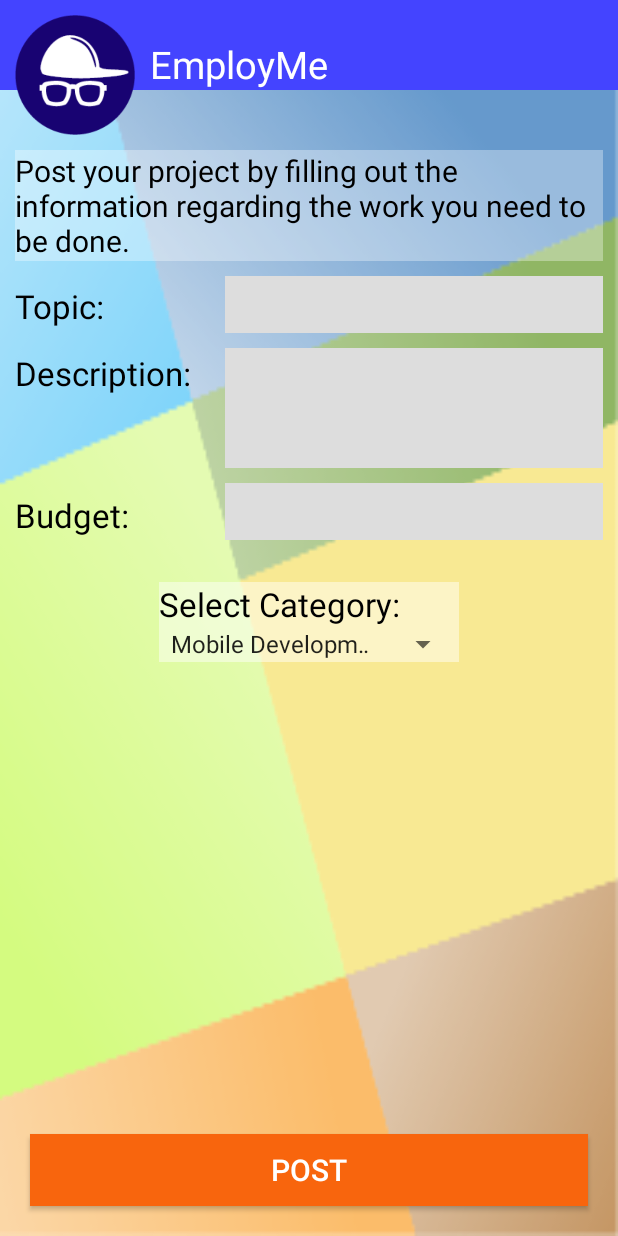
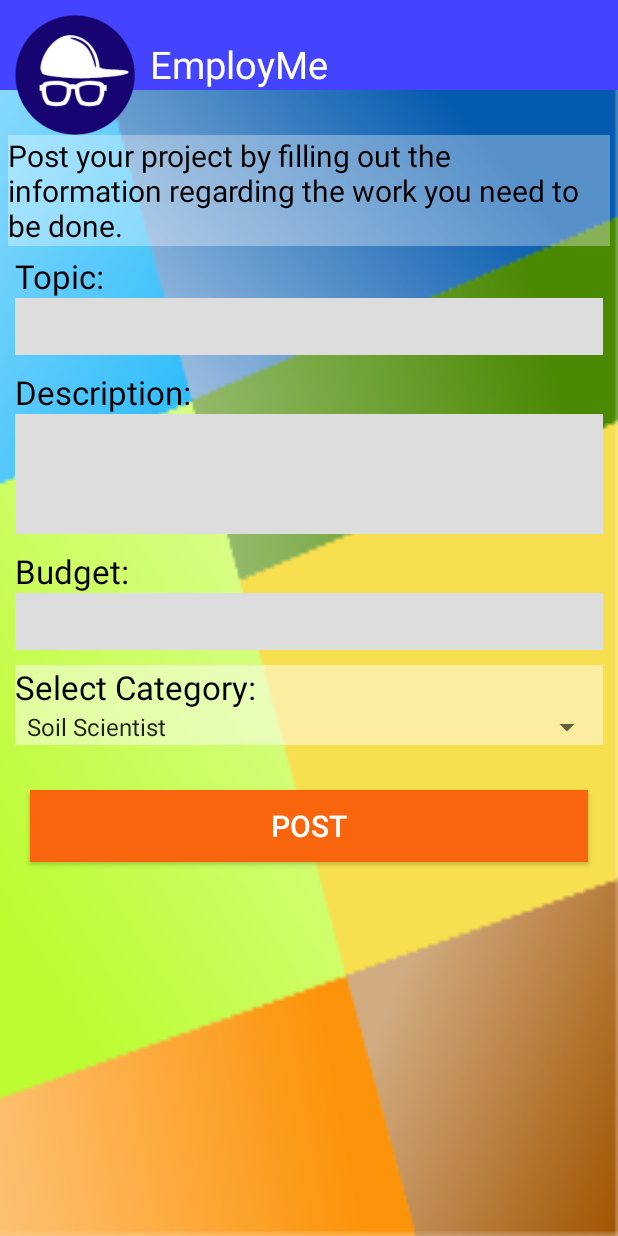
Before and after one commit to anshulshah96/EmployMe, an Android app: the Hire screen opened directly, with no data from a screen before it, on a phone screen of 412 x 824 dp. Run offline under Robolectric (Android 15) with nearby library versions, the phone set to English and light mode, and no system bars; libraries missing offline, so code that uses them is left out: com.parse; 2 statements that could not run were skipped.

Commit message:
Fields string array changed UI refactored

```diff
--- a/app/src/main/java/com/aka/campuslancer/Hire.java
+++ b/app/src/main/java/com/aka/campuslancer/Hire.java
@@ -2,6 +2,7 @@ package com.aka.campuslancer;
 
 import android.app.Activity;
 import android.app.ProgressDialog;
+import android.content.res.Resources;
 import android.os.Bundle;
 import android.util.Log;
 import android.view.View;
@@ -19,14 +20,11 @@ import com.parse.ParseObject;
 import com.parse.ParseUser;
 import com.parse.SaveCallback;
 
-/**
- * Created by anshul on 14/3/15.
- */
 public class Hire extends Activity {
     Button postButton;
     EditText topic, description, bid;
     private String[] categories;
-    public String category="Android Development";
+    public String category;
     public CustomProgressDialogBox dialog;
 
     @Override
@@ -36,7 +34,10 @@ public class Hire extends Activity {
         ParseObject.registerSubclass(HirePost.class);
         Parse.initialize(this, "gpSqLXFDsQg0oBtIg3ITgoYZLFiI9wkEF2tGiUR3", "pzEksVGPBG1iX8NkIoJ4V7hAPGoaTPo7dyNRkDs4");
 
-        this.categories = new String[] {"Mobile Development","Web Development","Design","Writing","Volunteering","Question-Answer","Miscellaneous"};
+        Resources res = getResources();
+        this.categories = res.getStringArray(R.array.categories_array);
+        category = getString(R.string.category_default);
+
         Spinner s =(Spinner) findViewById(R.id.spinners);
         ArrayAdapter<String> adapter = new ArrayAdapter<String>(this,android.R.layout.simple_spinner_item, categories);
         s.setAdapter(adapter);
@@ -50,7 +51,7 @@ public class Hire extends Activity {
             }
             @Override
             public void onNothingSelected(AdapterView<?> parent) {
-                category = "Android Development";
+                category = getString(R.string.category_default);
             }
         });
 
--- a/app/src/main/res/layout/hire.xml
+++ b/app/src/main/res/layout/hire.xml
@@ -1,23 +1,24 @@
 <?xml version="1.0" encoding="utf-8"?>
+<ScrollView
+    xmlns:android="http://schemas.android.com/apk/res/android"
+    android:orientation="vertical" android:layout_width="match_parent"
+    android:layout_height="match_parent"
+    android:weightSum="1"
+    android:background="@drawable/backgroundmain">
+
     <RelativeLayout xmlns:android="http://schemas.android.com/apk/res/android"
         android:orientation="vertical" android:layout_width="match_parent"
         android:layout_height="match_parent"
         android:weightSum="1">
 
-        <ImageView
-            android:layout_width="match_parent"
-            android:layout_height="match_parent"
-            android:background="@drawable/backgroundmain"
-            android:alpha="0.6" />
-
         <TextView
             android:id="@+id/Header"
             android:layout_width="match_parent"
-            android:layout_height="60dp"
+            android:layout_height="60dip"
             android:background="#4444ff"
 
-            android:paddingLeft="100dp"
-            android:paddingTop="25dp"
+            android:paddingLeft="100dip"
+            android:paddingTop="25dip"
             android:text="@string/Heading"
             android:textSize="25sp"
             android:textColor="#FFFFFF"/>
@@ -25,10 +26,15 @@
         <ImageView
             android:id="@+id/MainLogo"
             android:background="@drawable/mainlogo"
-            android:layout_width="80dp"
-            android:layout_height="80dp"
-            android:layout_marginTop="10dp"
-            android:layout_marginLeft="10dp"/>
+            android:layout_width="80dip"
+            android:layout_height="80dip"
+            android:layout_marginTop="10dip"
+            android:layout_marginLeft="10dip"/>
+
+        <LinearLayout
+            android:orientation="vertical"
+            android:layout_width="match_parent"
+            android:layout_height="match_parent">
 
             <TextView
                 android:id="@+id/HireInfo"
@@ -37,21 +43,22 @@
                 android:layout_below="@id/MainLogo"
                 android:background="#55FFFFFF"
 
-            android:layout_margin="10dp"
-
                 android:text="@string/HireInfo"
                 android:textSize="20sp"
-            android:textColor="#000000" />
+                android:textColor="#000000"
+                android:layout_marginTop="90dip"
+                android:layout_marginLeft="5dip"
+                android:layout_marginRight="5dip" />
 
             <TextView
                 android:id="@+id/Topic"
-            android:layout_width="120dp"
+                android:layout_width="120dip"
                 android:layout_height="wrap_content"
                 android:layout_below="@id/HireInfo"
 
-            android:layout_marginTop="5dp"
-            android:layout_marginLeft="10dp"
-            android:layout_marginRight="10dp"
+                android:layout_marginTop="5dip"
+                android:layout_marginLeft="10dip"
+                android:layout_marginRight="10dip"
 
                 android:text="@string/HireTopic"
                 android:textSize="22sp"
@@ -65,8 +72,8 @@
                 android:layout_toRightOf="@id/Topic"
                 android:layout_alignParentRight="true"
 
-            android:layout_marginLeft="10dp"
-            android:layout_marginRight="10dp"
+                android:layout_marginLeft="10dip"
+                android:layout_marginRight="10dip"
 
                 android:padding="5sp"
                 android:inputType="textCapWords"
@@ -75,13 +82,13 @@
 
             <TextView
                 android:id="@+id/Description"
-            android:layout_width="120dp"
+                android:layout_width="120dip"
                 android:layout_height="wrap_content"
                 android:layout_below="@id/Topic"
 
-            android:layout_marginTop="15dp"
-            android:layout_marginLeft="10dp"
-            android:layout_marginRight="10dp"
+                android:layout_marginTop="10dip"
+                android:layout_marginLeft="10dip"
+                android:layout_marginRight="10dip"
 
                 android:text="@string/HireDescription"
                 android:textSize="22sp"
@@ -90,13 +97,13 @@
             <EditText
                 android:id="@+id/DescriptionField"
                 android:layout_width="match_parent"
-            android:layout_height="80dp"
+                android:layout_height="80dip"
                 android:layout_below="@+id/TopicField"
                 android:layout_toRightOf="@id/Description"
 
-            android:layout_marginTop="10dp"
-            android:layout_marginLeft="10dp"
-            android:layout_marginRight="10dp"
+                android:layout_marginTop="0dip"
+                android:layout_marginLeft="10dip"
+                android:layout_marginRight="10dip"
 
                 android:padding="5sp"
                 android:inputType="textMultiLine|textCapSentences"
@@ -105,13 +112,13 @@
 
             <TextView
                 android:id="@+id/InitialBid"
-            android:layout_width="120dp"
+                android:layout_width="120dip"
                 android:layout_height="wrap_content"
                 android:layout_below="@id/Description"
 
-            android:layout_marginTop="65dp"
-            android:layout_marginLeft="10dp"
-            android:layout_marginRight="10dp"
+                android:layout_marginTop="10dip"
+                android:layout_marginLeft="10dip"
+                android:layout_marginRight="10dip"
 
                 android:text="@string/HireInitialBid"
                 android:textSize="22sp"
@@ -125,9 +132,9 @@
                 android:layout_toRightOf="@id/InitialBid"
                 android:layout_alignParentRight="true"
 
-            android:layout_marginTop="10dp"
-            android:layout_marginLeft="10dp"
-            android:layout_marginRight="10dp"
+                android:layout_marginTop="0dip"
+                android:layout_marginLeft="10dip"
+                android:layout_marginRight="10dip"
 
                 android:padding="5sp"
                 android:inputType="phone"
@@ -135,11 +142,11 @@
                 android:background="#DDDDDD" />
 
             <LinearLayout
-        android:layout_width="wrap_content"
+            android:layout_width="match_parent"
             android:layout_height="wrap_content"
             android:layout_below="@id/InitialBid"
             android:layout_centerHorizontal="true"
-        android:layout_margin="30dip"
+            android:layout_margin="10dip"
             android:background="#77FFFFFF"
             android:orientation="vertical">
 
@@ -154,8 +161,9 @@
 
             <Spinner
                 android:id="@+id/spinners"
-            android:layout_width="200dip"
+                android:layout_width="match_parent"
                 android:layout_height="wrap_content"></Spinner>
+
             </LinearLayout>
 
             <Button
@@ -171,4 +179,7 @@
                 android:layout_alignParentBottom="true"
                 android:layout_centerHorizontal="true" />
 
+        </LinearLayout>
+
     </RelativeLayout>
+</ScrollView>
--- a/app/src/main/res/layout/welcome.xml
+++ b/app/src/main/res/layout/welcome.xml
@@ -42,12 +42,14 @@
         android:orientation="vertical"
         android:layout_width="match_parent"
         android:layout_height="wrap_content"
-        android:layout_below="@+id/WelcomeHeader">
+        android:layout_below="@+id/WelcomeHeader"
+        android:layout_marginTop="40dip">
 
         <LinearLayout
             android:orientation="horizontal"
             android:layout_width="match_parent"
-            android:layout_height="wrap_content">
+            android:layout_height="wrap_content"
+            android:layout_marginBottom="10dip">
 
             <Button
                 android:id="@+id/HireWelcome"
--- a/app/src/main/res/values/strings.xml
+++ b/app/src/main/res/values/strings.xml
@@ -72,4 +72,15 @@
     <string name="title_activity_custom_progress_dialog_box">CustomProgressDialogBox</string>
     <string name="title_activity_work_started">WorkStarted</string>
     <string name="title_activity_parse_application">ParseApplication</string>
+
+    <string-array name="categories_array">
+        <item>Soil Scientist</item>
+        <item>Pesticide Technician</item>
+        <item>Livestock Handler</item>
+        <item>Equipment Requirement</item>
+        <item>Animal Husbandry Profesional</item>
+        <item>Equipment Mechanic</item>
+        <item>Pet Groomer</item>
+    </string-array>
+    <string name="category_default">Soil Scientist</string>
 </resources>
```
Also changed, not shown: app/src/main/java/com/aka/campuslancer/Welcome.java (+4 -4 lines), app/src/main/java/com/aka/campuslancer/WorkStarted.java (+9 -5 lines), app/src/main/res/layout/activity_hire_started.xml (+7 -7 lines), app/src/main/res/layout/activity_signup.xml (+5 -5 lines), app/src/main/res/layout/activity_work_started.xml (+11 -9 lines). Lines whose indentation alone changed are shown as unchanged.
